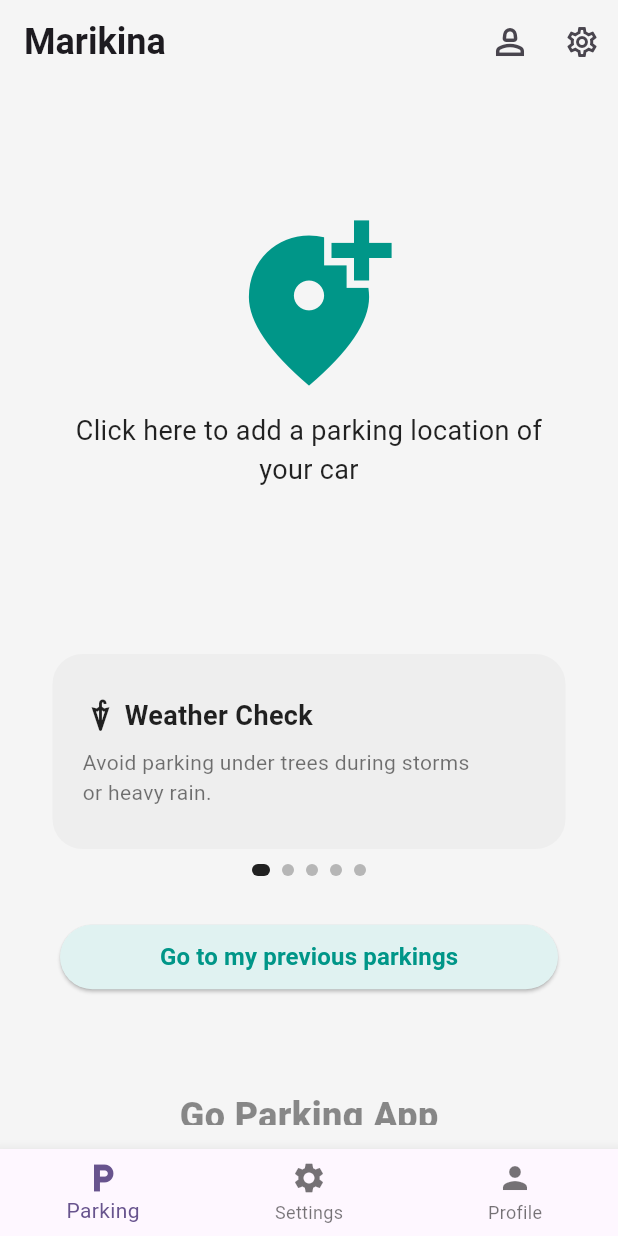
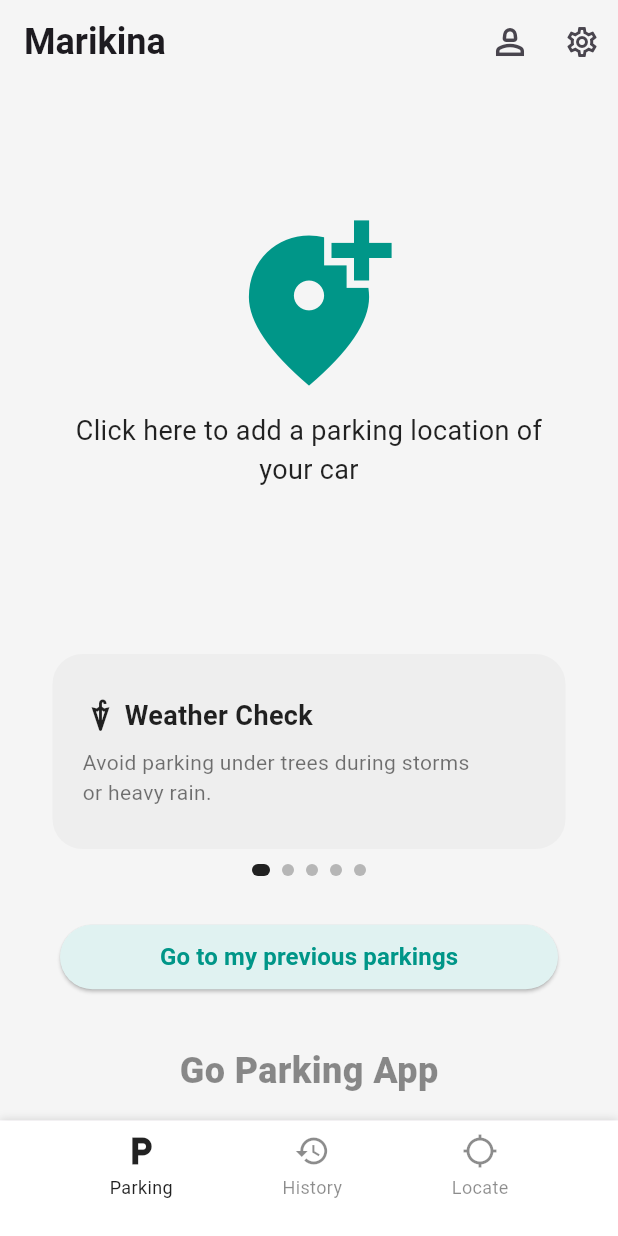
Before and after one commit to ksandeleon/where-did-i-park, a Flutter app: the screen it shows after launch, on a phone screen of 412 x 824 dp. Run offline on Flutter 3.47's test engine with Material 3 defaults, Android fonts, the light colour scheme and no system bars; drawn by our look-alikes of carousel_slider; our stand-ins replace geolocator, google_maps_flutter.

```diff
--- a/lib/home/screens/home_root.dart
+++ b/lib/home/screens/home_root.dart
@@ -12,32 +12,60 @@ class _HomeRootState extends State<HomeRoot> {
   int _currentIndex = 0;
 
   final List<Widget> _screens = [
-    const SaveParkRoot(),    // Feature: Parking
-    const SaveParkRoot(),  // Feature: Settings
-    const SaveParkRoot(),   // Feature: Profile or Account
+    const SaveParkRoot(),
+    const SaveParkRoot(),
+    const SaveParkRoot(),
+  ];
+
+  final List<String> _labels = ['Parking', 'History', 'Locate'];
+  final List<IconData> _icons = [
+    Icons.local_parking_outlined,
+    Icons.history_outlined,
+    Icons.location_searching_outlined, // good for Locate
   ];
 
   @override
   Widget build(BuildContext context) {
     return Scaffold(
       body: _screens[_currentIndex],
-      bottomNavigationBar: BottomNavigationBar(
-        currentIndex: _currentIndex,
-        onTap: (index) => setState(() => _currentIndex = index),
-        items: const [
-          BottomNavigationBarItem(
-            icon: Icon(Icons.local_parking),
-            label: 'Parking',
-          ),
-          BottomNavigationBarItem(
-            icon: Icon(Icons.settings),
-            label: 'Settings',
-          ),
-          BottomNavigationBarItem(
-            icon: Icon(Icons.person),
-            label: 'Profile',
-          ),
-        ],
+      bottomNavigationBar: Container(
+        padding: const EdgeInsets.only(top: 8,bottom: 24),
+        decoration: const BoxDecoration(
+          color: Colors.white,
+          boxShadow: [
+            BoxShadow(
+              color: Colors.black12,
+              blurRadius: 4,
+              offset: Offset(0, -1),
+            ),
+          ],
+        ),
+        child: Row(
+          mainAxisAlignment: MainAxisAlignment.spaceEvenly,
+          children: List.generate(_labels.length, (index) {
+            final isSelected = _currentIndex == index;
+            return GestureDetector(
+              onTap: () => setState(() => _currentIndex = index),
+              child: Column(
+                mainAxisSize: MainAxisSize.min,
+                children: [
+                  Icon(
+                    _icons[index],
+                    color: isSelected ? Colors.black87 : Colors.black45,
+                  ),
+                  const SizedBox(height: 4),
+                  Text(
+                    _labels[index],
+                    style: TextStyle(
+                      color: isSelected ? Colors.black87 : Colors.black45,
+                      fontSize: 12,
+                    ),
+                  ),
+                ],
+              ),
+            );
+          }),
+        ),
       ),
     );
   }
--- a/lib/save-park/screens/save_park_root.dart
+++ b/lib/save-park/screens/save_park_root.dart
@@ -20,7 +20,7 @@ class _SaveParkRootState extends State<SaveParkRoot> {
         backgroundColor: Colors.grey[100],
         elevation: 0,
         automaticallyImplyLeading: false,
-        title: const Text(
+        title: Text(
           "Marikina",
           style: TextStyle(fontWeight: FontWeight.bold, fontSize: 24),
         ),
@@ -70,17 +70,19 @@ class _SaveParkRootState extends State<SaveParkRoot> {
                 SizedBox(height: 30),
                 NavToHistory(
                   onTap: () {
-                    Navigator.push(
-                      context,
-                      MaterialPageRoute(builder: (context) => ParkingForm()),
+                    // Navigator.push(
+                    //   context,
+                    //   MaterialPageRoute(builder: (context) => ParkingForm()),
+                    // );
+                    ScaffoldMessenger.of(context).showSnackBar(
+                      const SnackBar(content: Text('NavToHistory tapped')),
                     );
                   },
                 ),
-                SizedBox(height: 65),
+                SizedBox(height: 35),
                 Text(
                   "Go Parking App",
                   style: TextStyle(
-                    fontFamily: 'Roboto',
                     fontSize: 24,
                     color: Colors.black45,
                     fontWeight: FontWeight.w900,
--- a/pubspec.yaml
+++ b/pubspec.yaml
@@ -36,6 +36,8 @@ dependencies:
   cupertino_icons: ^1.0.8
   carousel_slider: ^5.1.1
   google_fonts: ^6.2.1
+  geolocator: ^14.0.1
+  google_maps_flutter: ^2.12.3
 
 dev_dependencies:
   flutter_test:
```
Also changed, not shown: lib/save-park/components/fetch_my_current_loc.dart (added, +31 -0 lines), lib/save-park/screens/parking_form.dart (+173 -100 lines), lib/save-park/services/location_service.dart (added, +34 -0 lines), lib/save-park/components/add_timer.dart (deleted), pubspec.lock, 6 other files.
